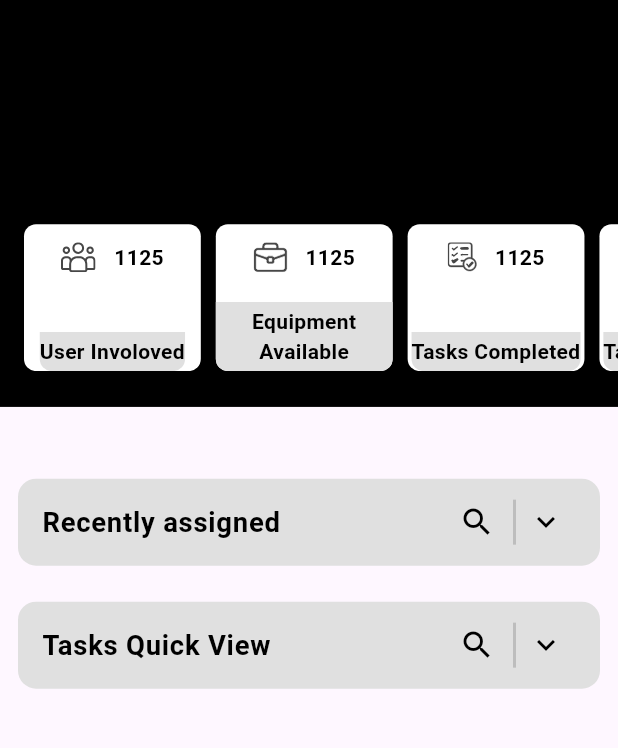
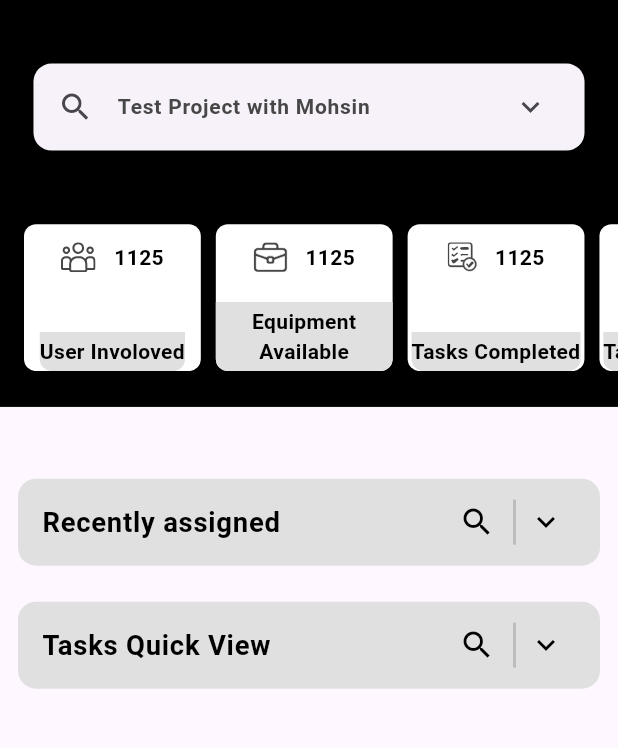
Before and after one commit to yousefmohamed35/innova_task, a Flutter app: the screen it shows after launch, on a phone screen of 412 x 824 dp, the part 66-814 px from its top. Run offline on Flutter 3.47's test engine with Material 3 defaults, Android fonts, the phone set to English and light mode, and no system bars; our stand-ins replace flutter_screenutil, flutter_svg; Roboto replaces fonts that are missing (SF Pro Display).

Commit message:
create text field widget

```diff
--- a/lib/features/dashboard/presentation/view/widget/dashboard_body.dart
+++ b/lib/features/dashboard/presentation/view/widget/dashboard_body.dart
@@ -1,5 +1,6 @@
 import 'package:flutter/material.dart';
 import 'package:flutter_screenutil/flutter_screenutil.dart';
+import 'package:invotask/features/dashboard/presentation/view/widget/search_expanded_bar.dart';
 import 'dashboard_header.dart';
 import 'expansion_widget_one.dart';
 import 'expansion_widget_two.dart';
@@ -10,15 +11,30 @@ class DashboardBody extends StatelessWidget {
   @override
   Widget build(BuildContext context) {
     return SingleChildScrollView(
-      child: Column(
+      child: ConstrainedBox(
+        constraints: BoxConstraints(
+          minHeight: MediaQuery.of(context).size.height,
+        ),
+        child: Stack(
+          children: [
+            Column(
               children: [
                 DashboardHeader(),
                 SizedBox(
                   height: 30.h,
                 ),
                 ExpansionWidgetOne(),
-          ExpansionWidgetTwo()
+                ExpansionWidgetTwo(),
               ],
+            ),
+            Positioned(
+              top: MediaQuery.of(context).size.height * .1,
+              left: 16.w,
+              right: 16.w,
+              child: SearchExpandedBar(),
+            ),
+          ],
+        ),
       ),
     );
   }
--- a/lib/features/dashboard/presentation/view/widget/search_expanded_bar.dart
+++ b/lib/features/dashboard/presentation/view/widget/search_expanded_bar.dart
@@ -1,5 +1,7 @@
 import 'package:flutter/material.dart';
+import 'package:flutter_screenutil/flutter_screenutil.dart';
 import 'package:invotask/core/text_style.dart';
+import 'package:invotask/core/widgets/text_field_widget.dart';
 
 class SearchExpandedBar extends StatelessWidget {
   const SearchExpandedBar({super.key});
@@ -17,7 +19,47 @@ class SearchExpandedBar extends StatelessWidget {
           style: TextStyles.styleSemiBold(context,
               fontSize: 14, color: Color(0xff474747)),
         ),
-        children: [],
+        children: [
+          Container(
+            padding: EdgeInsets.all(8),
+            color: Color(0xff474747),
+            child: Column(
+              children: [
+                Row(
+                  children: [
+                    Expanded(
+                      child: SizedBox(
+                        height: 40.h,
+                        child: TextFieldWidget(),
+                      ),
+                    ),
+                    SizedBox(
+                      width: 10,
+                    ),
+                    Container(
+                      height: 40.h,
+                      width: 77.w,
+                      decoration: BoxDecoration(
+                        borderRadius: BorderRadius.circular(10),
+                        color: Colors.white,
+                      ),
+                      child: Row(
+                        mainAxisAlignment: MainAxisAlignment.center,
+                        children: [
+                          Text('10'),
+                          SizedBox(width: 6),
+                          Icon(
+                            Icons.expand_more,
+                          ),
+                        ],
+                      ),
+                    )
+                  ],
+                ),
+              ],
+            ),
+          )
+        ],
       ),
     );
   }
```
Also changed, not shown: lib/core/widgets/text_field_widget.dart (added, +36 -0 lines). Lines whose indentation alone changed are shown as unchanged.
